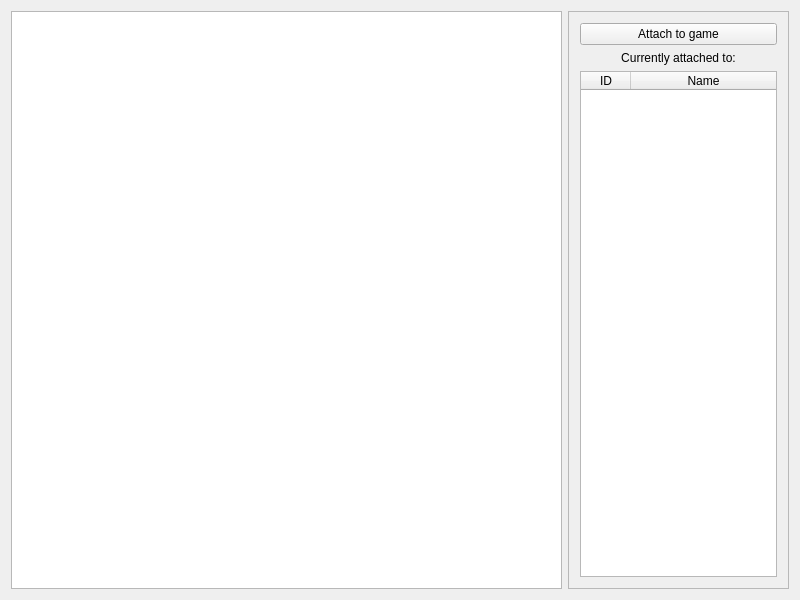
Above: GUI/mainwindow.ui from Artikash/Textractor before the change. Below: the same form after it.
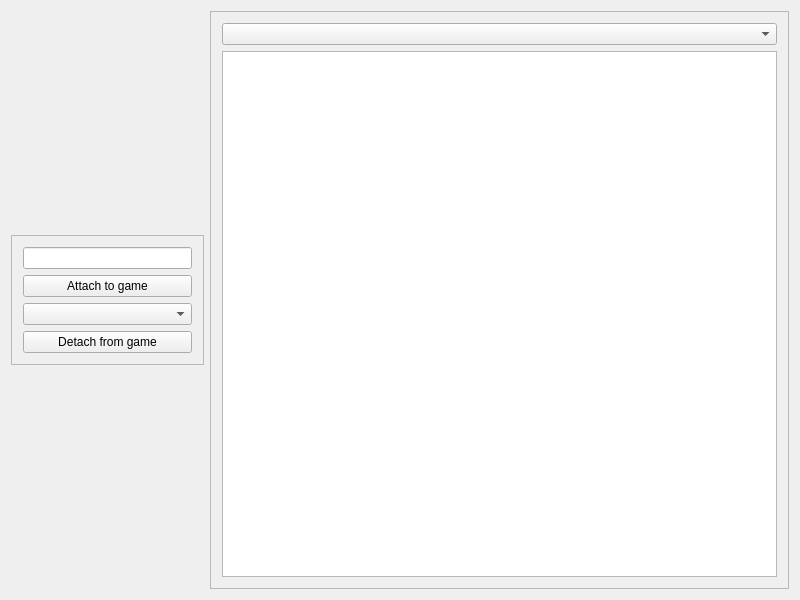
That is the form after the change.

Commit message: implement basic gui

What changed in the file:
```diff
--- a/GUI/mainwindow.ui
+++ b/GUI/mainwindow.ui
@@ -15,20 +15,10 @@
   </property>
   <widget class="QWidget" name="centralWidget">
    <layout class="QHBoxLayout" name="horizontalLayout_2">
-    <item>
-     <widget class="QTextBrowser" name="textBrowser">
-      <property name="sizePolicy">
-       <sizepolicy hsizetype="Expanding" vsizetype="Expanding">
-        <horstretch>5</horstretch>
-        <verstretch>0</verstretch>
-       </sizepolicy>
-      </property>
-     </widget>
-    </item>
     <item>
      <widget class="QFrame" name="processManager">
       <property name="sizePolicy">
-       <sizepolicy hsizetype="Preferred" vsizetype="Preferred">
+       <sizepolicy hsizetype="Preferred" vsizetype="Fixed">
         <horstretch>2</horstretch>
         <verstretch>0</verstretch>
        </sizepolicy>
@@ -40,6 +30,9 @@
        <enum>QFrame::Raised</enum>
       </property>
       <layout class="QVBoxLayout" name="verticalLayout">
+       <item>
+        <widget class="QLineEdit" name="lineEdit"/>
+       </item>
        <item>
         <widget class="QPushButton" name="attachButton">
          <property name="text">
@@ -48,51 +41,44 @@
         </widget>
        </item>
        <item>
-        <widget class="QLabel" name="label">
+        <widget class="QComboBox" name="processCombo"/>
+       </item>
+       <item>
+        <widget class="QPushButton" name="detachButton">
+         <property name="text">
+          <string>Detach from game</string>
+         </property>
+        </widget>
+       </item>
+      </layout>
+     </widget>
+    </item>
+    <item>
+     <widget class="QFrame" name="output">
+      <property name="sizePolicy">
+       <sizepolicy hsizetype="Preferred" vsizetype="Preferred">
+        <horstretch>6</horstretch>
+        <verstretch>0</verstretch>
+       </sizepolicy>
+      </property>
+      <property name="frameShape">
+       <enum>QFrame::StyledPanel</enum>
+      </property>
+      <property name="frameShadow">
+       <enum>QFrame::Raised</enum>
+      </property>
+      <layout class="QVBoxLayout" name="verticalLayout_2">
+       <item>
+        <widget class="QComboBox" name="ttCombo"/>
+       </item>
+       <item>
+        <widget class="QTextBrowser" name="textOutput">
          <property name="sizePolicy">
-          <sizepolicy hsizetype="Preferred" vsizetype="Fixed">
-           <horstretch>0</horstretch>
+          <sizepolicy hsizetype="Expanding" vsizetype="Expanding">
+           <horstretch>5</horstretch>
            <verstretch>0</verstretch>
           </sizepolicy>
          </property>
-         <property name="text">
-          <string>Currently attached to:</string>
-         </property>
-         <property name="alignment">
-          <set>Qt::AlignCenter</set>
-         </property>
-        </widget>
-       </item>
-       <item>
-        <widget class="QTableWidget" name="processList">
-         <property name="columnCount">
-          <number>2</number>
-         </property>
-         <attribute name="horizontalHeaderDefaultSectionSize">
-          <number>50</number>
-         </attribute>
-         <attribute name="horizontalHeaderStretchLastSection">
-          <bool>true</bool>
-         </attribute>
-         <attribute name="verticalHeaderVisible">
-          <bool>false</bool>
-         </attribute>
-         <column>
-          <property name="text">
-           <string>ID</string>
-          </property>
-          <property name="textAlignment">
-           <set>AlignCenter</set>
-          </property>
-         </column>
-         <column>
-          <property name="text">
-           <string>Name</string>
-          </property>
-          <property name="textAlignment">
-           <set>AlignCenter</set>
-          </property>
-         </column>
         </widget>
        </item>
       </layout>
```
The commit also changes 3 other files.
